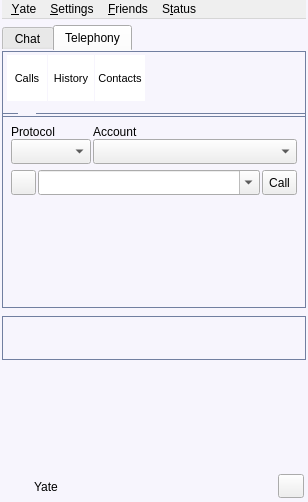
Before: the Qt Designer form share/skins/default/qt4client.ui in itds-consulting/yate, drawn with Qt 5.
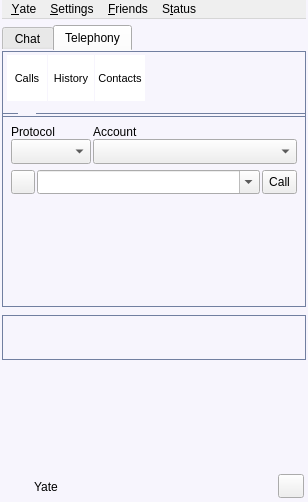
After: the same form once the commit is applied. Icons and pictures are not drawn.

Commit message: Adjusted widget size.

What changed in the file:
```diff
--- a/share/skins/default/qt4client.ui
+++ b/share/skins/default/qt4client.ui
@@ -975,14 +975,14 @@
                     <widget class="QToolButton" name="display_keypad" >
                      <property name="minimumSize" >
                       <size>
-                       <width>25</width>
-                       <height>25</height>
+                       <width>24</width>
+                       <height>24</height>
                       </size>
                      </property>
                      <property name="maximumSize" >
                       <size>
-                       <width>25</width>
-                       <height>25</height>
+                       <width>24</width>
+                       <height>24</height>
                       </size>
                      </property>
                      <property name="toolTip" >
@@ -1022,13 +1022,13 @@
                      <property name="minimumSize" >
                       <size>
                        <width>16</width>
-                       <height>25</height>
+                       <height>24</height>
                       </size>
                      </property>
                      <property name="maximumSize" >
                       <size>
                        <width>16777215</width>
-                       <height>25</height>
+                       <height>24</height>
                       </size>
                      </property>
                      <layout class="QHBoxLayout" >
@@ -1055,13 +1055,13 @@
                         <property name="minimumSize" >
                          <size>
                           <width>0</width>
-                          <height>25</height>
+                          <height>24</height>
                          </size>
                         </property>
                         <property name="maximumSize" >
                          <size>
                           <width>16777215</width>
-                          <height>25</height>
+                          <height>24</height>
                          </size>
                         </property>
                         <property name="focusPolicy" >
@@ -1092,13 +1092,13 @@
                      <property name="minimumSize" >
                       <size>
                        <width>0</width>
-                       <height>25</height>
+                       <height>24</height>
                       </size>
                      </property>
                      <property name="maximumSize" >
                       <size>
                        <width>16777215</width>
-                       <height>25</height>
+                       <height>24</height>
                       </size>
                      </property>
                      <property name="toolTip" >
```
